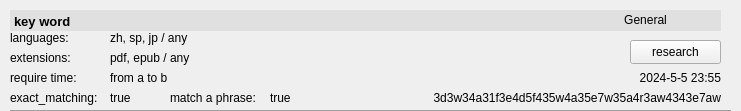
The window that wgt/searchhistoryitem.ui (SingSongZepe/sszpSenbon) describes before a commit, drawn with Qt 5.
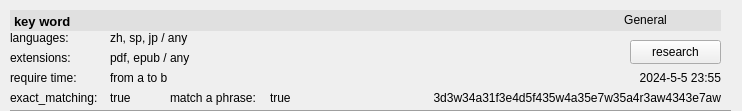
The same window after the commit. Icons and pictures are not drawn.

Diff of the .ui file:
```diff
--- a/wgt/searchhistoryitem.ui
+++ b/wgt/searchhistoryitem.ui
@@ -6,7 +6,7 @@
    <rect>
     <x>0</x>
     <y>0</y>
-    <width>741</width>
+    <width>742</width>
     <height>111</height>
    </rect>
   </property>
```
